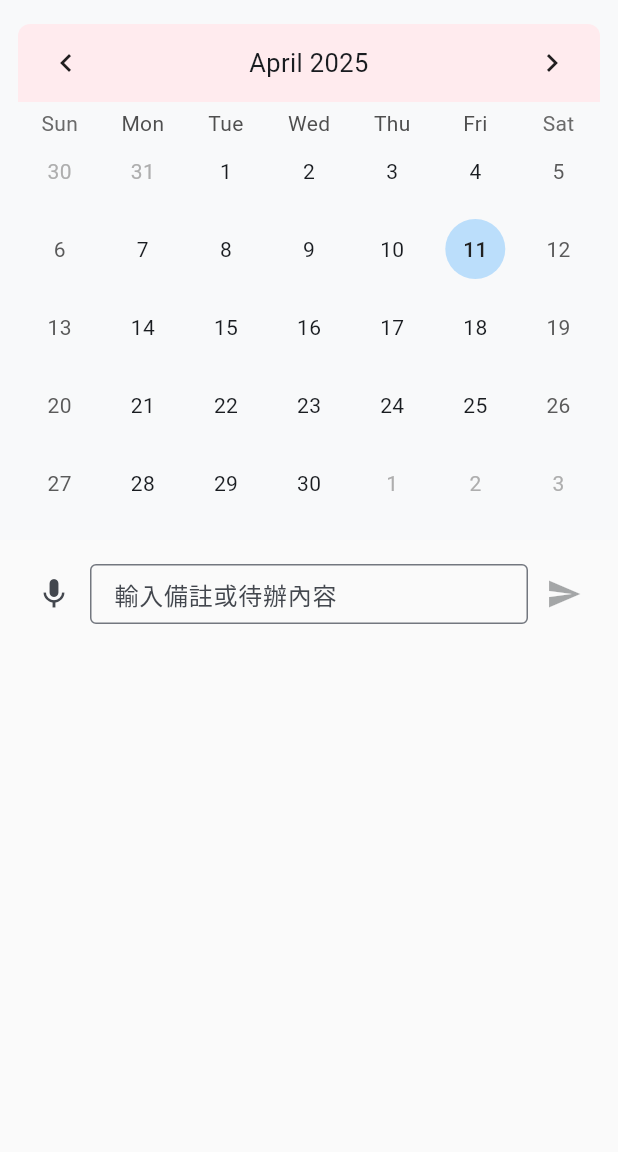
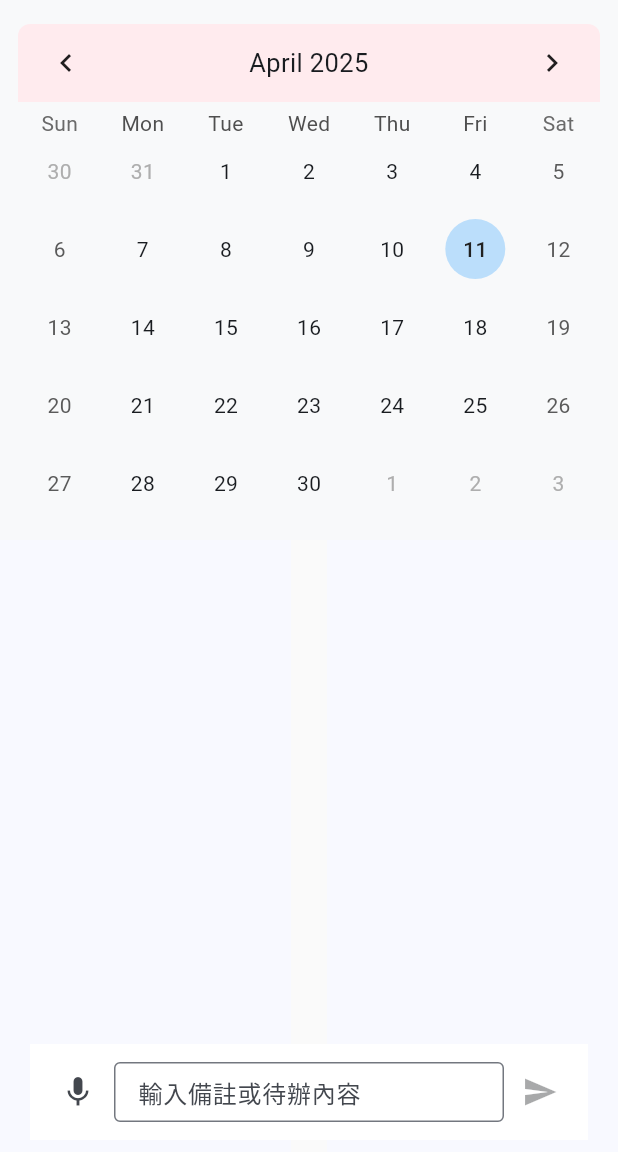
Before and after one commit to gamefan/SmartPlanner, a Flutter app: the screen it shows after launch, in the side drawer, after a tap on the "mic" icon, on a phone screen of 412 x 824 dp, the part 84-1236 px from its top. Run offline on Flutter 3.47's test engine with Material 3 defaults, Android fonts, the phone set to English and light mode, and no system bars; drawn by our look-alikes of table_calendar; our stand-ins replace flutter_riverpod, fluttertoast, shared_preferences, speech_to_text.

Commit message:
輸入框顯示優化

```diff
--- a/lib/features/home/home_page.dart
+++ b/lib/features/home/home_page.dart
@@ -21,6 +21,9 @@ class HomePage extends ConsumerWidget {
     final state = ref.watch(homeViewModelProvider);
     final viewModel = ref.read(homeViewModelProvider.notifier);
 
+    /// 根據鍵盤狀態決定是否顯示輸入框
+    final isFloating = state.isKeyboardFloating;
+
     return Scaffold(
       endDrawer: _buildDrawer(context),
       appBar:
@@ -41,6 +44,10 @@ class HomePage extends ConsumerWidget {
               ),
       body: SafeArea(
         child: GestureDetector(
+          behavior: HitTestBehavior.translucent,
+          onTap: () {
+            FocusScope.of(context).unfocus(); // 點空白區自動取消輸入
+          },
           onVerticalDragUpdate: (details) {
             if (details.primaryDelta != null) {
               if (details.primaryDelta! < -10) {
@@ -51,10 +58,11 @@ class HomePage extends ConsumerWidget {
             }
           },
           child: Stack(
+            fit: StackFit.expand, // 讓整個畫面能當作定位基準
             children: [
               Column(
                 children: [
-                  // 上方月曆或日期區塊
+                  // 上方月曆區塊（你的原樣式）
                   AnimatedSwitcher(
                     duration: const Duration(milliseconds: 300),
                     transitionBuilder: (child, animation) {
@@ -106,24 +114,17 @@ class HomePage extends ConsumerWidget {
                                   formatButtonVisible: false,
                                   titleCentered: true,
                                   decoration: BoxDecoration(
-                                    color: Color(0xFFFFEBEE), // 淺粉紅
-                                    borderRadius: BorderRadius.vertical(top: Radius.circular(8)), // 加圓角
+                                    color: Color(0xFFFFEBEE),
+                                    borderRadius: BorderRadius.vertical(top: Radius.circular(8)),
                                   ),
-                                  headerMargin: EdgeInsets.symmetric(vertical: 4), // 外距
-                                  headerPadding: EdgeInsets.symmetric(vertical: 2), // 內距，控制高度用
+                                  headerMargin: EdgeInsets.symmetric(vertical: 4),
+                                  headerPadding: EdgeInsets.symmetric(vertical: 2),
                                 ),
-
                                 calendarStyle: const CalendarStyle(
                                   todayDecoration: BoxDecoration(color: Color(0xFFE0E0E0), shape: BoxShape.circle),
-                                  todayTextStyle: TextStyle(
-                                    color: Colors.black87, // 深灰
-                                    fontWeight: FontWeight.w500, // 微粗一點
-                                  ),
+                                  todayTextStyle: TextStyle(color: Colors.black87, fontWeight: FontWeight.w500),
                                   selectedDecoration: BoxDecoration(color: Color(0xFFBBDEFB), shape: BoxShape.circle),
-                                  selectedTextStyle: TextStyle(
-                                    color: Color(0xFF212121), // 深灰
-                                    fontWeight: FontWeight.w500, // 微粗一點
-                                  ),
+                                  selectedTextStyle: TextStyle(color: Color(0xFF212121), fontWeight: FontWeight.w500),
                                 ),
                               ),
                             ),
@@ -141,26 +142,46 @@ class HomePage extends ConsumerWidget {
                                 ? const BorderRadius.vertical(top: Radius.circular(16))
                                 : BorderRadius.zero,
                       ),
-                      child: Column(
-                        children: const [
-                          MemoInputSection(),
-                          SizedBox(height: 12),
-                          Expanded(child: SingleChildScrollView(child: MemoListSection())),
-                        ],
-                      ),
+                      child: const SingleChildScrollView(child: MemoListSection()),
                     ),
                   ),
                 ],
               ),
 
-              // 疊在右上角的小按鈕（只有展開狀態才出現）
+              // 輸入框位置 顯示邏輯
+              Positioned(
+                left: 12,
+                right: 12,
+                bottom: state.isKeyboardFloating ? MediaQuery.of(context).padding.bottom + 10 : 0,
+                child: AnimatedContainer(
+                  duration: const Duration(milliseconds: 300),
+                  padding: const EdgeInsets.all(8),
+                  decoration: BoxDecoration(
+                    color: state.isKeyboardFloating ? Color(0xFFE6E6E6) : Colors.transparent,
+                    borderRadius: BorderRadius.circular(12),
+                    boxShadow:
+                        state.isKeyboardFloating
+                            ? [
+                              BoxShadow(
+                                color: Colors.black26, // 黑 26%（比 black12 更深一點）
+                                blurRadius: 120, // ✅ 模糊範圍擴大
+                                spreadRadius: 4, // ✅ 陰影範圍微微擴張
+                                offset: Offset(0, 4), // ✅ 陰影更往下飄)
+                              ),
+                            ]
+                            : null,
+                  ),
+                  child: SafeArea(child: MemoInputSection()),
+                ),
+              ),
+
+              // 右上角浮動按鈕（不變）
               if (state.isBottomExpanded)
                 Align(
                   alignment: Alignment.topRight,
                   child: Padding(
                     padding: const EdgeInsets.only(top: 2, right: 6),
                     child: Builder(
-                      // 加這個 Builder，才能使用到context
                       builder:
                           (context) => FloatingActionButton.small(
                             heroTag: 'menu',
--- a/lib/features/home/home_view_model.dart
+++ b/lib/features/home/home_view_model.dart
@@ -56,6 +56,12 @@ class HomeViewModel extends StateNotifier<HomeState> {
     state = state.copyWith(isBottomExpanded: expanded);
   }
 
+  /// 設定鍵盤浮動狀態
+  void setKeyboardFloating(bool value) {
+    if (!mounted) return;
+    state = state.copyWith(isKeyboardFloating: value);
+  }
+
   /// 新增備註或待辦（實際送出）
   Future<void> submitMemo({
     required MemoType type,
@@ -112,21 +118,32 @@ class HomeState {
   /// 是否為下方滿版模式
   final bool isBottomExpanded;
 
+  /// 是否為鍵盤浮動模式
+  final bool isKeyboardFloating;
+
   /// 建構子
   HomeState({
     DateTime? selectedDate,
     this.inputText = '',
     this.speechStatus = SpeechStatus.idle,
     this.isBottomExpanded = false,
+    this.isKeyboardFloating = false,
   }) : selectedDate = selectedDate ?? DateTime.now();
 
   /// 複製當前狀態並更新部分屬性
-  HomeState copyWith({DateTime? selectedDate, String? inputText, SpeechStatus? speechStatus, bool? isBottomExpanded}) {
+  HomeState copyWith({
+    DateTime? selectedDate,
+    String? inputText,
+    SpeechStatus? speechStatus,
+    bool? isBottomExpanded,
+    bool? isKeyboardFloating,
+  }) {
     return HomeState(
       selectedDate: selectedDate ?? this.selectedDate,
       inputText: inputText ?? this.inputText,
       speechStatus: speechStatus ?? this.speechStatus,
       isBottomExpanded: isBottomExpanded ?? this.isBottomExpanded,
+      isKeyboardFloating: isKeyboardFloating ?? this.isKeyboardFloating,
     );
   }
 }
--- a/lib/features/home/widgets/memo_input_section.dart
+++ b/lib/features/home/widgets/memo_input_section.dart
@@ -21,21 +21,53 @@ class MemoInputSection extends ConsumerStatefulWidget {
 
 class _MemoInputSectionState extends ConsumerState<MemoInputSection> {
   final _speechService = SpeechInputService();
+  late final FocusNode _focusNode;
 
   @override
   void initState() {
     super.initState();
     _speechService.init();
+
+    _focusNode = FocusNode();
+    _focusNode.addListener(() {
+      _updateFloatingState();
+    });
+  }
+
+  @override
+  void dispose() {
+    _focusNode.dispose();
+    super.dispose();
+  }
+
+  void _updateFloatingState() {
+    final viewModel = ref.read(homeViewModelProvider.notifier);
+    final keyboardOpen = MediaQuery.of(context).viewInsets.bottom > 0;
+    final focus = _focusNode.hasFocus;
+    final shouldFloat = focus || keyboardOpen;
+
+    viewModel.setKeyboardFloating(shouldFloat);
   }
 
   @override
   Widget build(BuildContext context) {
     final viewModel = ref.read(homeViewModelProvider.notifier);
     final inputText = ref.watch(homeViewModelProvider).inputText;
+    final isFloating = ref.watch(homeViewModelProvider).isKeyboardFloating;
 
-    return Row(
+    // 每一幀都同步檢查一次鍵盤狀態，避免卡死
+    WidgetsBinding.instance.addPostFrameCallback((_) => _updateFloatingState());
+
+    return AnimatedContainer(
+      duration: const Duration(milliseconds: 200),
+      padding: const EdgeInsets.all(8),
+      decoration: BoxDecoration(
+        color: Colors.white,
+        borderRadius: BorderRadius.circular(isFloating ? 12 : 0),
+        boxShadow: isFloating ? [BoxShadow(color: Colors.black12, blurRadius: 10, offset: Offset(0, 4))] : null,
+      ),
+      child: Row(
         children: [
-        // 🎤 語音按鈕
           IconButton(
             icon: const Icon(Icons.mic),
             onPressed: () {
@@ -47,10 +79,9 @@ class _MemoInputSectionState extends ConsumerState<MemoInputSection> {
               );
             },
           ),
-
-        // 輸入框
           Expanded(
             child: TextField(
+              focusNode: _focusNode,
               decoration: const InputDecoration(
                 hintText: '輸入備註或待辦內容',
                 border: OutlineInputBorder(),
@@ -60,17 +91,22 @@ class _MemoInputSectionState extends ConsumerState<MemoInputSection> {
               controller: TextEditingController(text: inputText)
                 ..selection = TextSelection.collapsed(offset: inputText.length),
               onChanged: viewModel.updateInput,
+              onSubmitted: (_) => _handleSubmit(),
             ),
           ),
+          IconButton(icon: const Icon(Icons.send), onPressed: inputText.trim().isEmpty ? null : _handleSubmit),
+        ],
+      ),
+    );
+  }
 
-        // 傳送按鈕
-        IconButton(
-          icon: const Icon(Icons.send),
-          onPressed:
-              inputText.trim().isEmpty
-                  ? null
-                  : () async {
-                    final analysis = await MemoInputAnalyzer.analyze(inputText.trim());
+  Future<void> _handleSubmit() async {
+    final viewModel = ref.read(homeViewModelProvider.notifier);
+    final inputText = ref.read(homeViewModelProvider).inputText.trim();
+
+    if (inputText.isEmpty) return;
+
+    final analysis = await MemoInputAnalyzer.analyze(inputText);
 
     final allTags = ref.read(hashtagProvider);
     final hashtagNotifier = ref.read(hashtagProvider.notifier);
@@ -83,25 +119,14 @@ class _MemoInputSectionState extends ConsumerState<MemoInputSection> {
         tagIds.add(match.id);
       } else {
         final category = await HashtagInputAnalyzer.analyzeCategory(tagName);
-                        final newTag = Hashtag(
-                          id: generateId(),
-                          name: tagName,
-                          source: HashtagSource.aiGenerated,
-                          category: category,
-                        );
+        final newTag = Hashtag(id: generateId(), name: tagName, source: HashtagSource.aiGenerated, category: category);
         hashtagNotifier.addHashtag(newTag);
         tagIds.add(newTag.id);
       }
     }
 
-                    await viewModel.submitMemo(
-                      type: analysis.type,
-                      timeRangeType: analysis.timeRangeType,
-                      hashtags: tagIds,
-                    );
-                  },
-        ),
-      ],
-    );
+    await viewModel.submitMemo(type: analysis.type, timeRangeType: analysis.timeRangeType, hashtags: tagIds);
+
+    _focusNode.unfocus(); // ✅ 提交後自動取消焦點，關閉鍵盤
   }
 }
```
Also changed, not shown: lib/widgets/voice_input_dialog.dart (+4 -3 lines). Lines whose indentation alone changed are shown as unchanged.
